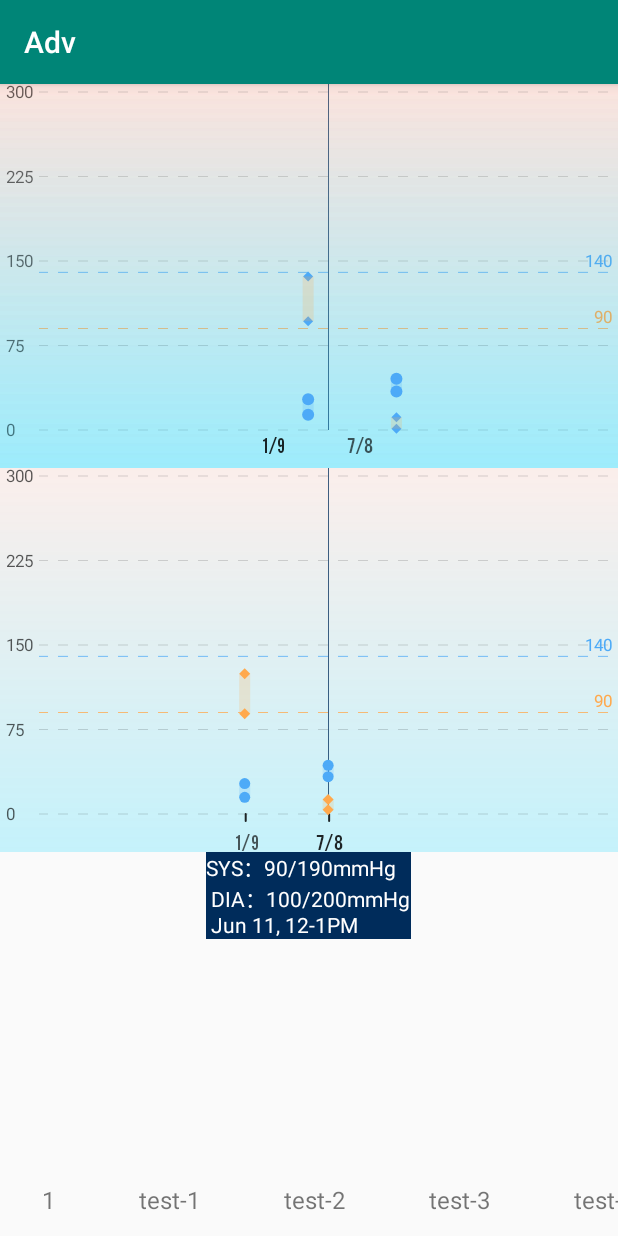
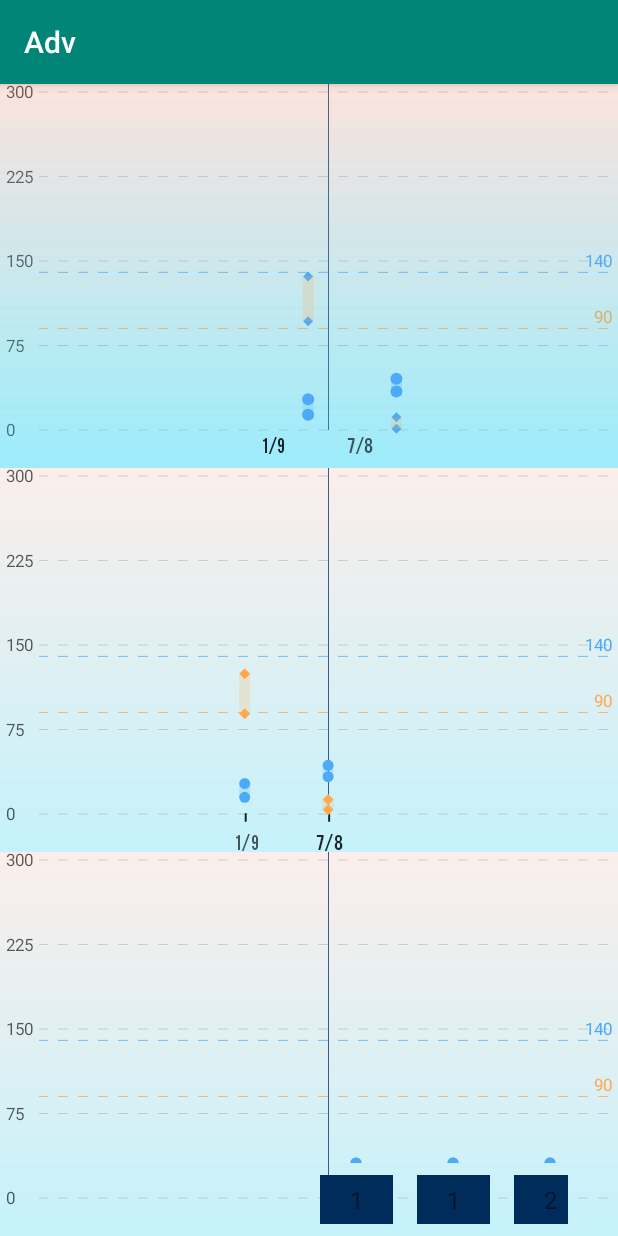
Before and after one commit to Hynsn/AdvDemo, an Android app: the BPChartFragment screen opened through its navigation route, on a phone screen of 412 x 824 dp. Run offline under Robolectric (Android 15) with nearby library versions, the phone set to English and light mode, and no system bars; our stand-ins replace data binding.

Commit message:
RecyclerView实现图表增加头尾空视图

```diff
--- /dev/null
+++ b/app/src/main/java/com/hynson/bpchart/BarView.kt
@@ -0,0 +1,150 @@
+package com.hynson.bpchart
+
+import android.content.Context
+import android.graphics.Canvas
+import android.graphics.Paint
+import android.graphics.Path
+import android.util.AttributeSet
+import android.view.View
+import androidx.core.content.ContextCompat
+import com.hynson.R
+import com.hynson.chart.BPXaxisChart
+import utils.Screen
+
+/**
+ * Author: Hynsonhou
+ * Date: 2022/7/28 17:34
+ * Description: 柱状、散点图
+ * History:
+ * <author>  <time>     <version> <desc>
+ * Hynsonhou  2022/7/28   1.0       首次创建
+ */
+class BarView(context: Context, attrs: AttributeSet) : View(context, attrs) {
+    private var paint: Paint = Paint()
+    private var textSize = 10f
+    private var textColor = ContextCompat.getColor(context, R.color.color_a600)
+
+    private var barWidth = 0
+
+    private var spInMax: Float = 0f
+    private var spInMin: Float = 0f
+    private var dpInMax: Float = 0f
+    private var dpInMin: Float = 0f
+
+    init {
+        val t = context.obtainStyledAttributes(attrs, R.styleable.BPXaxisChart)
+
+        textColor = t.getColor(R.styleable.BPXaxisChart_textColorX, textColor)
+        textSize = t.getDimension(R.styleable.BPXaxisChart_textSizeX, 10f)
+
+        barWidth = Screen.dp2px(getContext(), 7f)
+    }
+
+    override fun onDraw(canvas: Canvas) {
+        super.onDraw(canvas)
+        val p = Point(1f, 2f)
+        val r = barWidth / 2f
+
+        // 圆点
+        setPaintStyle(BPXaxisChart.PaintType.SYS_PAINT)
+        val cx = width / 2f
+        val spMinY = spInMin + bottom
+        val spMaxY = spInMin + bottom
+
+        canvas.drawCircle(cx, spMaxY, r, paint)
+        canvas.drawCircle(cx, spMinY, r, paint)
+        // 柱状线
+        setPaintStyle(BPXaxisChart.PaintType.SYS_LINE)
+        canvas.drawLine(cx, spMaxY, cx, spMinY, paint)
+
+        val dpMinY = dpInMin + bottom
+        val dpMaxY = dpInMax + bottom
+        // 棱型
+        setPaintStyle(BPXaxisChart.PaintType.DIA_PAINT)
+        drawDiaData(canvas, cx, dpMaxY, r)
+        drawDiaData(canvas, cx, dpMinY, r)
+        setPaintStyle(BPXaxisChart.PaintType.DIA_LINE)
+
+        canvas.drawLine(cx, dpMaxY, cx, dpMinY, paint)
+    }
+
+    fun setData(
+        spInMax: Int,
+        spInMin: Int,
+        dpInMax: Int,
+        dpInMin: Int
+    ) {
+        this.spInMax = spInMax.toFloat()
+        this.spInMin = spInMin.toFloat()
+        this.dpInMax = dpInMax.toFloat()
+        this.dpInMin = dpInMin.toFloat()
+    }
+
+    private fun drawDiaData(canvas: Canvas, x: Float, y: Float, r: Float) {
+        setPaintStyle(BPXaxisChart.PaintType.DIA_PAINT)
+        val path = Path()
+        path.moveTo(x - r, y)
+        path.lineTo(x, y - r)
+        path.lineTo(x + r, y)
+        path.lineTo(x, y + r)
+        path.lineTo(x - r, y)
+        canvas.drawPath(path, paint)
+    }
+
+    private fun setPaintStyle(type: BPXaxisChart.PaintType) {
+        paint.reset()
+        when (type) {
+            BPXaxisChart.PaintType.YAXIS_LEGEND -> {
+                paint.apply {
+                    textSize = textSize
+                    color = textColor
+                    style = Paint.Style.FILL
+                    textAlign = Paint.Align.RIGHT
+                    isAntiAlias = true
+                }
+            }
+            BPXaxisChart.PaintType.SYS_PAINT -> {
+                paint.apply {
+                    style = Paint.Style.FILL
+                    isAntiAlias = true
+                    color = ContextCompat.getColor(context, R.color.color_4daaf7)
+                }
+            }
+            BPXaxisChart.PaintType.DIA_PAINT -> {
+                paint.apply {
+                    style = Paint.Style.FILL
+                    isAntiAlias = true
+                    color = ContextCompat.getColor(context, R.color.color_4daaf7)
+                }
+            }
+            BPXaxisChart.PaintType.SYS_LINE -> {
+                paint.apply {
+                    style = Paint.Style.FILL;
+                    isAntiAlias = true;
+                    color = ContextCompat.getColor(context, R.color.color_4daaf7)
+                    alpha = 0x33
+                    strokeWidth = Screen.dp2px(context, 7f).toFloat()
+                }
+            }
+            BPXaxisChart.PaintType.DIA_LINE -> {
+                paint.apply {
+                    style = Paint.Style.FILL;
+                    isAntiAlias = true;
+                    color = ContextCompat.getColor(context, R.color.color_ffa94d)
+                    alpha = 0x33
+                    strokeWidth = Screen.dp2px(context, 7f).toFloat()
+                }
+            }
+            BPXaxisChart.PaintType.XAXIS_RULER -> {
+                paint.apply {
+                    style = Paint.Style.FILL
+                    isAntiAlias = true
+                    color = ContextCompat.getColor(context, R.color.color_a600)
+                }
+            }
+        }
+
+    }
+
+    data class Point(var x: Float, var y: Float)
+}
--- a/app/src/main/java/com/hynson/bpchart/ChartAdapter.kt
+++ b/app/src/main/java/com/hynson/bpchart/ChartAdapter.kt
@@ -1,47 +1,57 @@
 package com.hynson.bpchart
 
+import android.graphics.Color
+import android.view.Gravity
 import android.view.LayoutInflater
 import android.view.View
 import android.view.ViewGroup
+import android.widget.LinearLayout
 import android.widget.TextView
 import androidx.recyclerview.widget.RecyclerView
 import com.hynson.R
 import com.hynson.chart.BPChartData
 
-class ChartAdapter(val data: List<BPChartData>) : RecyclerView.Adapter<RecyclerView.ViewHolder>() {
-    override fun onCreateViewHolder(parent: ViewGroup, viewType: Int): RecyclerView.ViewHolder {
-        return if (viewType == 0) {
-            EmptyVH(
-                LayoutInflater.from(parent.context).inflate(R.layout.chart_empty, parent, false)
-            )
-        } else {
-            ChartVH(
+class ChartAdapter(val data: List<BPChartData>) : RecyclerView.Adapter<ChartAdapter.ChartVH>() {
+
+    var emptyWidth = 0
+
+    override fun onCreateViewHolder(parent: ViewGroup, viewType: Int): ChartAdapter.ChartVH {
+        return ChartVH(
             LayoutInflater.from(parent.context).inflate(R.layout.chart_item, parent, false)
         )
     }
-    }
 
-    override fun onBindViewHolder(holder: RecyclerView.ViewHolder, position: Int) {
+    override fun onBindViewHolder(holder: ChartAdapter.ChartVH, position: Int) {
         val info = data[position]
-        when (holder) {
-            is ChartVH -> {
         with(holder) {
             tvItem.text = info.timeStr
+            if(isEmpty(position)){
+                llItem.apply {
+                    val lp = layoutParams
+                    lp.width = emptyWidth
+                    layoutParams = lp
+                    gravity = Gravity.END
                 }
+                bar.visibility = View.GONE
+                tvItem.visibility = View.GONE
             }
-            is EmptyVH -> {
-                holder.render()
+            else{
+                llItem.apply {
+                    val lp = layoutParams
+                    lp.width = ViewGroup.LayoutParams.WRAP_CONTENT
+                    layoutParams = lp
+                    gravity = Gravity.CENTER
+                }
+                bar.visibility = View.VISIBLE
+                tvItem.visibility = View.VISIBLE
+                bar.setData(10,0,50,10)
+            }
+//            val color = if(isEmpty(position)) Color.WHITE else Color.GRAY
+//            llItem.setBackgroundColor(color)
         }
     }
 
-    }
-
     override fun getItemCount(): Int = data.size
-
-    override fun getItemViewType(position: Int): Int {
-        return if (isEmpty(position)) 0
-        else 1
-    }
 
     private fun isEmpty(pos: Int): Boolean {
         return pos == 0 || pos == (itemCount - 1)
@@ -49,17 +59,18 @@ class ChartAdapter(val data: List<BPChartData>) : RecyclerView.Adapter<RecyclerV
 
     inner class ChartVH(itemView: View) : RecyclerView.ViewHolder(itemView) {
         val tvItem: TextView = itemView.findViewById(R.id.tv_name)
+        val llItem: LinearLayout = itemView.findViewById(R.id.ll_chart)
+        val bar = itemView.findViewById<BarView>(R.id.bv_bar)
     }
 
-    inner class EmptyVH(itemView: View) : RecyclerView.ViewHolder(itemView) {
-        fun render() {
-            if (itemView.layoutParams is RecyclerView.LayoutParams) {
-                val params = itemView.layoutParams
-                params.width = itemView.width / 2
-                itemView.layoutParams = params
-            }
-        }
-//        val tvItem: TextView = itemView.findViewById(R.id.tv_name)
-    }
+//    inner class EmptyVH(itemView: View) : RecyclerView.ViewHolder(itemView) {
+//        fun render() {
+//            if (itemView.layoutParams is RecyclerView.LayoutParams) {
+//                val params = itemView.layoutParams
+//                params.width = itemView.width / 2
+//                itemView.layoutParams = params
+//            }
+//        }
+//    }
 
 }
--- a/app/src/main/java/com/hynson/bpchart/ChartView.kt
+++ b/app/src/main/java/com/hynson/bpchart/ChartView.kt
@@ -29,12 +29,12 @@ class ChartView(context: Context, attrs: AttributeSet) : FrameLayout(context, at
             timeStr = "1"
         )
         val data = arrayListOf(d1,d2)
-        for (i in 1..200){
+        for (i in 1..10){
             val item = BPChartData(
                 dpInMin = 85, dpInMax = 120,
                 spInMin = 12, spInMax = 24,
                 maxTimestamp = 1641744645, minTimestamp = 1641744645,
-                timeStr = "test-$i"
+                timeStr = "$i"
             )
             data.add(item)
         }
@@ -46,6 +46,7 @@ class ChartView(context: Context, attrs: AttributeSet) : FrameLayout(context, at
                 isSmoothScrollbarEnabled = true
                 orientation = LinearLayoutManager.HORIZONTAL
             }
+
         chartAdapter = ChartAdapter(data)
         rvData.apply {
             layoutManager = manager
@@ -53,5 +54,9 @@ class ChartView(context: Context, attrs: AttributeSet) : FrameLayout(context, at
         }
         val snapHelper = LinearSnapHelper()
         snapHelper.attachToRecyclerView(rvData)
+
+        chartAdapter.emptyWidth = rvData.layoutParams.width / 2
+
+        chartAdapter.notifyDataSetChanged()
     }
 }
--- a/app/src/main/res/layout/chart_empty.xml
+++ b/app/src/main/res/layout/chart_empty.xml
@@ -2,5 +2,6 @@
 <View xmlns:android="http://schemas.android.com/apk/res/android"
     android:visibility="visible"
     android:layout_width="match_parent"
-    android:layout_height="match_parent">
+    android:layout_height="match_parent"
+    android:background="@color/color_ffb432">
 </View>
--- a/app/src/main/res/layout/chart_item.xml
+++ b/app/src/main/res/layout/chart_item.xml
@@ -1,16 +1,26 @@
 <?xml version="1.0" encoding="utf-8"?>
 <LinearLayout xmlns:android="http://schemas.android.com/apk/res/android"
+    android:id="@+id/ll_chart"
     android:layout_width="wrap_content"
-    android:layout_height="match_parent">
+    android:layout_height="match_parent"
+    android:orientation="vertical">
+
+    <com.hynson.bpchart.BarView
+        android:id="@+id/bv_bar"
+        android:layout_width="@dimen/dp_10"
+        android:layout_weight="1"
+        android:layout_height="0dp"
+        android:layout_gravity="center_horizontal"/>
 
     <TextView
         android:id="@+id/tv_name"
         android:layout_width="wrap_content"
-        android:layout_height="match_parent"
+        android:layout_height="wrap_content"
         android:layout_margin="8dp"
+        android:background="@color/color_002c5b"
         android:gravity="bottom"
         android:paddingHorizontal="20dp"
         android:paddingVertical="5dp"
-        android:textSize="16sp"/>
+        android:textSize="16sp" />
 
 </LinearLayout>
--- a/app/src/main/res/layout/chart_layout.xml
+++ b/app/src/main/res/layout/chart_layout.xml
@@ -2,14 +2,32 @@
 <FrameLayout xmlns:android="http://schemas.android.com/apk/res/android"
     xmlns:app="http://schemas.android.com/apk/res-auto"
     xmlns:tools="http://schemas.android.com/tools"
-    android:layout_width="match_parent"
+    android:layout_width="wrap_content"
     android:layout_height="match_parent">
-
+    <com.hynson.chart.BPYaxisChart
+        android:id="@+id/bp_chart"
+        android:layout_width="match_parent"
+        android:layout_height="match_parent"
+        android:background="@drawable/chart_bp_gradient"
+        android:paddingTop="5dp"
+        android:paddingBottom="5dp"
+        app:centerXSize="0.5dp"
+        app:centerXColor="@color/color_002c5b"
+        app:YLineSize="1dp"
+        app:YColor="@color/color_3300"
+        app:textColorY="@color/color_a600"
+        app:textSizeY="11sp"
+        app:textPaddingLeft="4dp"
+        app:textPaddingRight="4dp"
+        app:targetPaddingEnd="4dp"
+        app:targetPaddingBottom="3.5dp"
+        app:axisXBottom="20dp"
+        android:visibility="visible"/>
     <androidx.recyclerview.widget.RecyclerView
         android:id="@+id/rv_data"
-        android:layout_width="match_parent"
+        android:layout_width="346dp"
         android:layout_height="match_parent"
-        android:layout_gravity="center"
+        android:layout_gravity="center_horizontal"
         app:layoutManager="androidx.recyclerview.widget.LinearLayoutManager"
         tools:itemCount="10"
         tools:listitem="@layout/chart_item"
@@ -22,6 +40,7 @@
         android:background="#002c5b"
         android:layout_gravity="center_horizontal"
         android:lines="3"
+        android:visibility="gone"
         android:textColor="#ffffff"
         android:text="SYS：90/190mmHg\n DIA：100/200mmHg\n Jun 11, 12-1PM" />
 
--- a/app/src/main/res/values/attrs.xml
+++ b/app/src/main/res/values/attrs.xml
@@ -67,4 +67,8 @@
         <attr name="textColorX" format="color"/>
         <attr name="textSizeX" format="dimension"/>
     </declare-styleable>
+    <declare-styleable name="BPBarView">
+        <attr name="bar_text_color" format="color"/>
+        <attr name="bar_text_size" format="dimension"/>
+    </declare-styleable>
 </resources>
```
Lines whose indentation alone changed are shown as unchanged.
